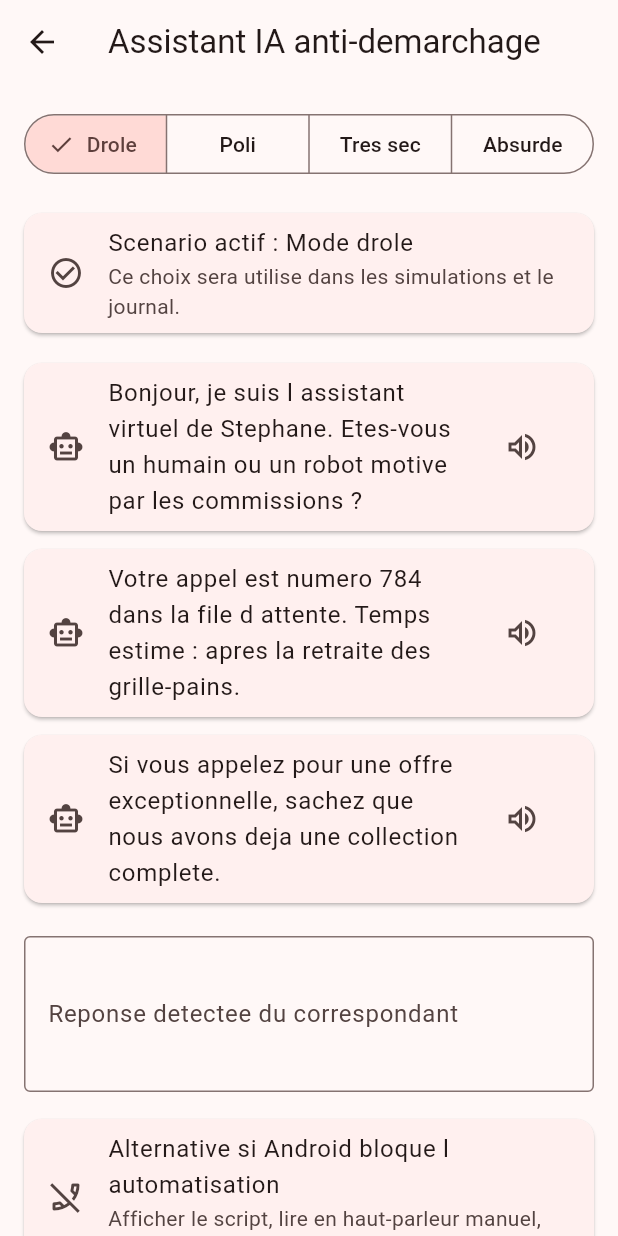
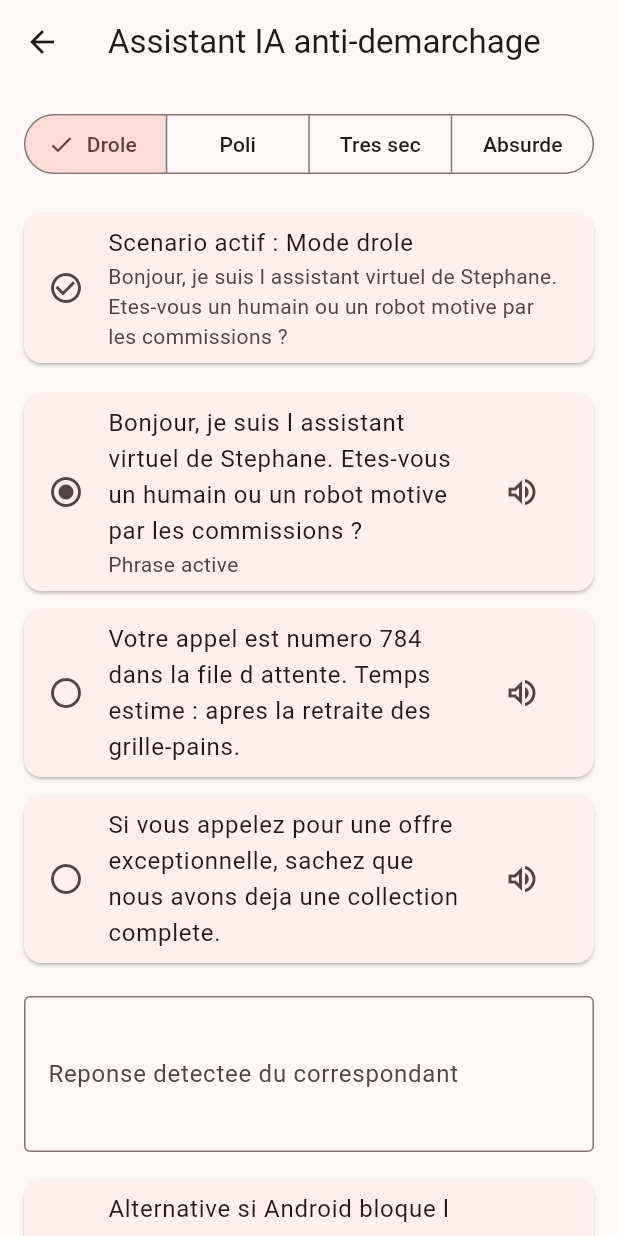
Before and after one commit to stephaneG-frep/sam_raccroche_ia, a Flutter app: the AiAssistantScreen screen opened directly, on a phone screen of 412 x 824 dp. Run offline on Flutter 3.47's test engine with Material 3 defaults, Android fonts, the phone set to English and light mode, and no system bars; our stand-ins replace csv, flutter_local_notifications, flutter_tts, hive_flutter, permission_handler; accounts and stored records are empty.

Commit message:
Allow selecting active AI line

```diff
--- a/lib/models/ai_scenario.dart
+++ b/lib/models/ai_scenario.dart
@@ -6,6 +6,7 @@ class AiScenario {
     required this.name,
     required this.tone,
     required this.lines,
+    this.selectedLineIndex = 0,
     this.enabled = true,
   });
 
@@ -13,15 +14,32 @@ class AiScenario {
   final String name;
   final AiTone tone;
   final List<String> lines;
+  final int selectedLineIndex;
   final bool enabled;
 
   String get firstLine => lines.isEmpty ? '' : lines.first;
+
+  String get selectedLine {
+    if (lines.isEmpty) return '';
+    final index = selectedLineIndex.clamp(0, lines.length - 1).toInt();
+    return lines[index];
+  }
+
+  AiScenario copyWith({int? selectedLineIndex}) => AiScenario(
+    id: id,
+    name: name,
+    tone: tone,
+    lines: lines,
+    selectedLineIndex: selectedLineIndex ?? this.selectedLineIndex,
+    enabled: enabled,
+  );
 
   Map<String, dynamic> toMap() => {
     'id': id,
     'name': name,
     'tone': tone.name,
     'lines': lines,
+    'selectedLineIndex': selectedLineIndex,
     'enabled': enabled,
   };
 
@@ -30,6 +48,7 @@ class AiScenario {
     name: map['name'] as String? ?? '',
     tone: AiTone.fromName(map['tone'] as String?),
     lines: List<String>.from(map['lines'] as List? ?? const []),
+    selectedLineIndex: map['selectedLineIndex'] as int? ?? 0,
     enabled: map['enabled'] as bool? ?? true,
   );
 }
--- a/lib/providers/protection_provider.dart
+++ b/lib/providers/protection_provider.dart
@@ -75,7 +75,8 @@ class ProtectionProvider extends ChangeNotifier {
       type: decision.type,
       action: defaultDialer ? decision.action : CallAction.notified,
       messageUsed: responder.selectedMessage.title,
-      scenarioUsed: responder.selectedScenario.name,
+      scenarioUsed:
+          '${responder.selectedScenario.name} - ${responder.selectedScenarioLine}',
       estimatedDurationSeconds: settings.hangupDelaySeconds,
       note: defaultDialer
           ? decision.explanation
--- a/lib/screens/ai_assistant_screen.dart
+++ b/lib/screens/ai_assistant_screen.dart
@@ -41,20 +41,36 @@ class AiAssistantScreen extends StatelessWidget {
             child: ListTile(
               leading: const Icon(Icons.check_circle_outline),
               title: Text('Scenario actif : ${provider.selectedScenario.name}'),
-              subtitle: const Text(
-                'Ce choix sera utilise dans les simulations et le journal.',
-              ),
+              subtitle: Text(provider.selectedScenarioLine),
             ),
           ),
           const SizedBox(height: 8),
-          ...provider.selectedScenario.lines.map(
-            (line) => Card(
+          ...provider.selectedScenario.lines.asMap().entries.map(
+            (entry) => Card(
               child: ListTile(
-                leading: const Icon(Icons.smart_toy_outlined),
-                title: Text(line),
+                leading: Icon(
+                  entry.key == provider.selectedScenario.selectedLineIndex
+                      ? Icons.radio_button_checked
+                      : Icons.radio_button_unchecked,
+                ),
+                title: Text(entry.value),
+                subtitle:
+                    entry.key == provider.selectedScenario.selectedLineIndex
+                    ? const Text('Phrase active')
+                    : null,
+                onTap: () async {
+                  await provider.selectScenarioLine(entry.key);
+                  if (context.mounted) {
+                    ScaffoldMessenger.of(context).showSnackBar(
+                      const SnackBar(
+                        content: Text('Phrase active mise a jour.'),
+                      ),
+                    );
+                  }
+                },
                 trailing: IconButton(
                   icon: const Icon(Icons.volume_up_outlined),
-                  onPressed: () => provider.speakLine(line),
+                  onPressed: () => provider.speakLine(entry.value),
                 ),
               ),
             ),
```
Also changed, not shown: lib/providers/responder_provider.dart (+13 -0 lines).
